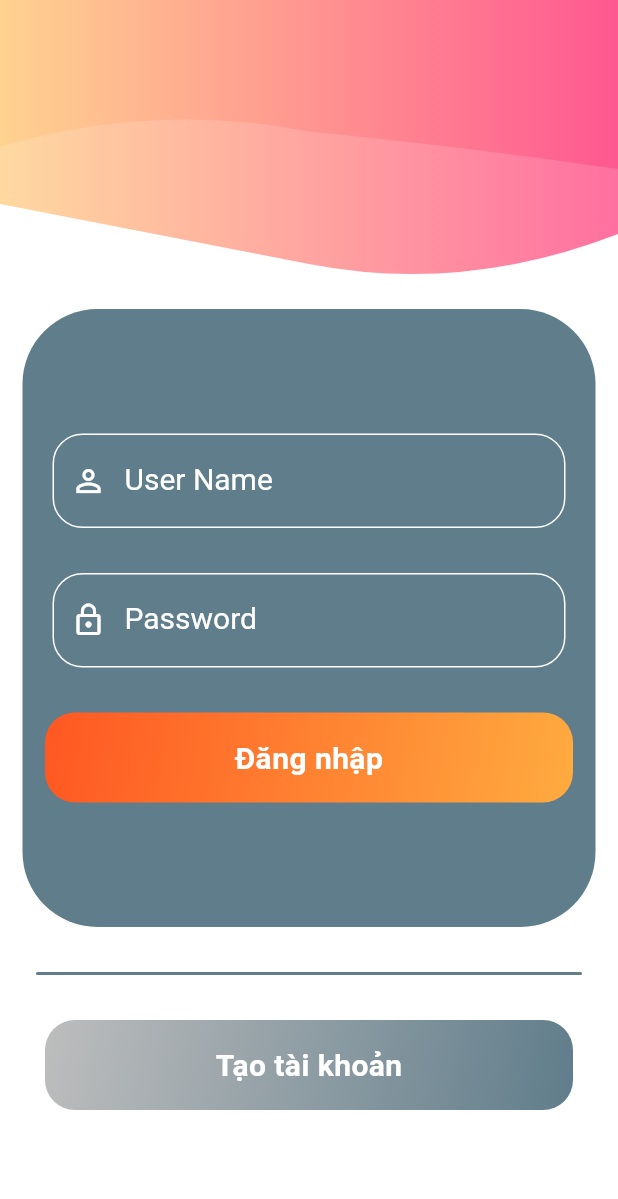
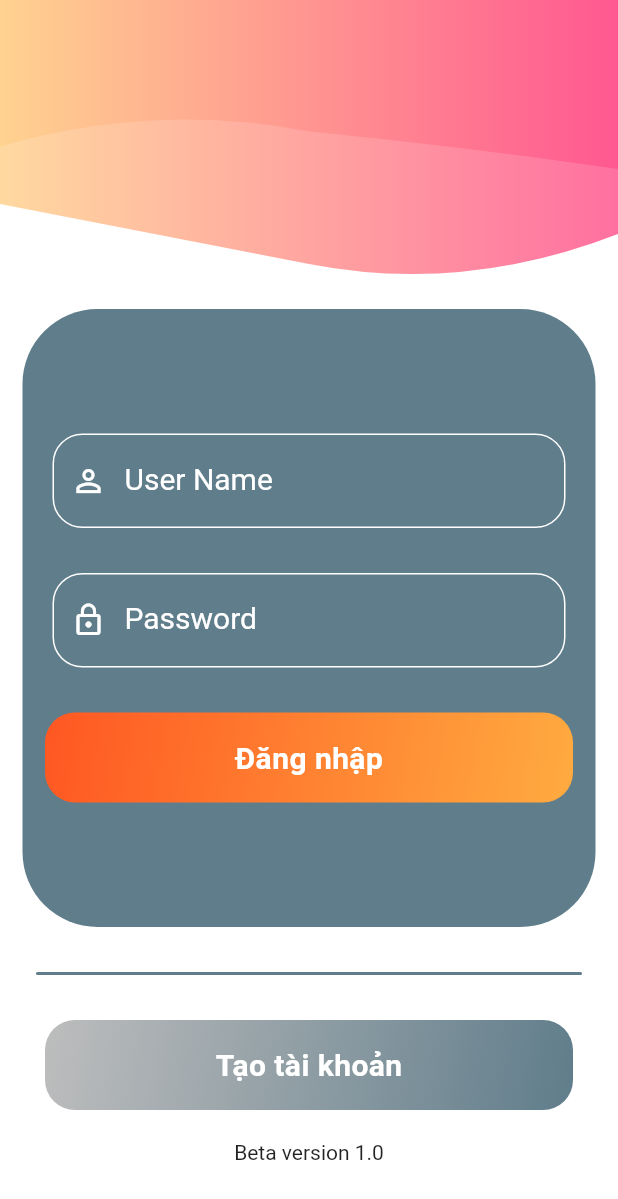
Before and after one commit to hlongpt1999/luan_van, a Flutter app: the screen it shows after launch, on a phone screen of 412 x 824 dp. Shown: the top 1199 px of the screen. Run offline on Flutter 3.47's test engine with Material 2 defaults, Android fonts, the phone set to English and light mode, and no system bars; our stand-ins replace cloud_firestore, firebase_auth, firebase_core, firebase_database, firebase_storage, fl_chart and 8 more; missing offline and left inert: cron, line_chart; accounts and stored records are empty.

Commit message:
Text for beta version 1.0

```diff
--- a/lib/Screens/Login/LoginScreen.dart
+++ b/lib/Screens/Login/LoginScreen.dart
@@ -232,6 +232,9 @@ class LoginScreenState extends State<LoginScreen>{
                 child: buttonCircleMax(context, "Tạo tài khoản", color1: Colors.grey[400], color2: Colors.blueGrey, colorText: Colors.white),
                 ),
               ),
+
+            SizedBox(height: 20),
+            Text(Const.VERSION),
           ],
         ),
       ),
```
